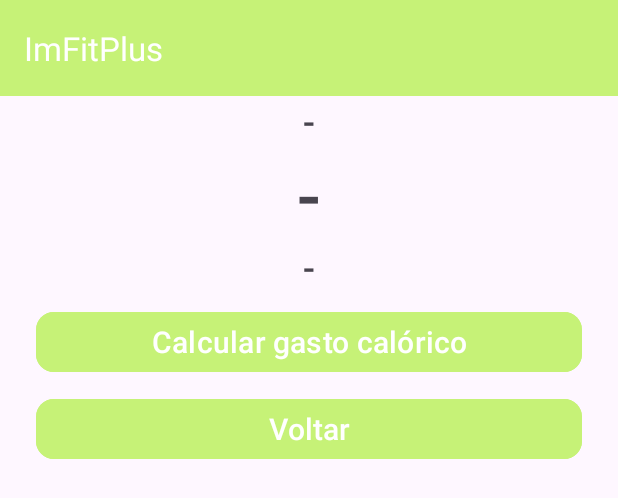
After one commit to Vinicius64/ImFitPlus, an Android app: the layout activity_imc.xml on its own in the app's theme, with its tools: preview values and no code run, on a phone screen of 412 x 824 dp. The commit adds this screen. Shown: the top 498 px of the screen. Run offline under Robolectric (Android 15) with nearby library versions, the phone set to English and light mode, and no system bars.

Commit message:
feat: add ImcActivity layout and user data model

```diff
--- a/app/build.gradle.kts
+++ b/app/build.gradle.kts
@@ -1,6 +1,7 @@
 plugins {
     alias(libs.plugins.android.application)
     alias(libs.plugins.kotlin.android)
+    id("kotlin-parcelize")
 }
 
 android {
--- a/app/src/main/AndroidManifest.xml
+++ b/app/src/main/AndroidManifest.xml
@@ -11,6 +11,9 @@
         android:roundIcon="@mipmap/ic_launcher_round"
         android:supportsRtl="true"
         android:theme="@style/Theme.ImFitPlus">
+        <activity
+            android:name=".ui.ImcActivity"
+            android:exported="false" />
         <activity
             android:name=".ui.FormActivity"
             android:exported="false" />
--- /dev/null
+++ b/app/src/main/java/br/edu/ifsp/scl/ads/prdm/sc3033406/imfitplus/model/User.kt
@@ -0,0 +1,15 @@
+package br.edu.ifsp.scl.ads.prdm.sc3033406.imfitplus.model
+
+import android.os.Parcelable
+import kotlinx.parcelize.Parcelize
+
+@Parcelize
+data class User(
+    var nome: String = "",
+    var sobrenome: String = "",
+    var altura: Int = 170,
+    var peso: Int = 70,
+    var dataNasc: String = "",
+    var sexo: String = "",
+    var nivelAtividade: String = ""
+) : Parcelable
--- a/app/src/main/res/layout/activity_forms.xml
+++ b/app/src/main/res/layout/activity_forms.xml
@@ -5,7 +5,6 @@
     android:id="@+id/main"
     android:layout_width="match_parent"
     android:layout_height="match_parent"
-    android:fitsSystemWindows="true"
     tools:context=".ui.FormActivity">
 
     <androidx.constraintlayout.widget.ConstraintLayout
--- /dev/null
+++ b/app/src/main/res/layout/activity_imc.xml
@@ -0,0 +1,89 @@
+<?xml version="1.0" encoding="utf-8"?>
+<androidx.constraintlayout.widget.ConstraintLayout xmlns:android="http://schemas.android.com/apk/res/android"
+    xmlns:app="http://schemas.android.com/apk/res-auto"
+    xmlns:tools="http://schemas.android.com/tools"
+    android:id="@+id/main"
+    android:layout_width="match_parent"
+    android:layout_height="match_parent"
+    tools:context=".ui.ImcActivity">
+
+    <include
+        android:id="@+id/toolbar_in"
+        layout="@layout/toolbar"
+        android:layout_width="match_parent"
+        android:layout_height="wrap_content"
+        app:layout_constraintStart_toStartOf="parent"
+        app:layout_constraintEnd_toEndOf="parent"
+        app:layout_constraintTop_toTopOf="parent" />
+
+    <TextView
+        android:id="@+id/nome_tv"
+        android:layout_width="match_parent"
+        android:layout_height="wrap_content"
+        android:fontFamily="sans-serif-medium"
+        android:text="@string/none"
+        android:textSize="24sp"
+        android:gravity="center"
+        app:layout_constraintStart_toStartOf="parent"
+        app:layout_constraintEnd_toEndOf="parent"
+        app:layout_constraintTop_toBottomOf="@id/toolbar_in" />
+
+
+    <TextView
+        android:id="@+id/imc_resultado_tv"
+        android:layout_width="match_parent"
+        android:layout_height="wrap_content"
+        android:fontFamily="sans-serif-medium"
+        android:textSize="48sp"
+        android:text="@string/none"
+        android:gravity="center"
+        app:layout_constraintStart_toStartOf="parent"
+        app:layout_constraintEnd_toEndOf="parent"
+        app:layout_constraintTop_toBottomOf="@id/nome_tv" />
+
+    <TextView
+        android:id="@+id/imc_classificacao_tv"
+        android:layout_width="match_parent"
+        android:layout_height="wrap_content"
+        android:fontFamily="sans-serif-medium"
+        android:textSize="24sp"
+        android:text="@string/none"
+        android:gravity="center"
+        app:layout_constraintStart_toStartOf="parent"
+        app:layout_constraintEnd_toEndOf="parent"
+        app:layout_constraintTop_toBottomOf="@id/imc_resultado_tv" />
+
+
+    <Button
+        android:id="@+id/calcular_gasto_bt"
+        android:layout_width="0dp"
+        android:layout_height="wrap_content"
+        android:text="@string/calcular_gasto_cal_rico"
+        android:textSize="20sp"
+        app:cornerRadius="12dp"
+        android:layout_marginTop="10dp"
+        android:backgroundTint="@color/green"
+        app:layout_constraintStart_toStartOf="parent"
+        app:layout_constraintEnd_toEndOf="parent"
+        app:layout_constraintTop_toBottomOf="@id/imc_classificacao_tv"
+        android:layout_marginHorizontal="24dp"
+        android:layout_marginBottom="24dp" />
+
+    <Button
+        android:id="@+id/voltar_bt"
+        android:layout_width="0dp"
+        android:layout_height="wrap_content"
+        android:text="@string/voltar"
+        android:textSize="20sp"
+        app:cornerRadius="12dp"
+        android:layout_marginTop="10dp"
+        android:backgroundTint="@color/green"
+        app:layout_constraintStart_toStartOf="parent"
+        app:layout_constraintEnd_toEndOf="parent"
+        app:layout_constraintTop_toBottomOf="@id/calcular_gasto_bt"
+
+        android:layout_marginHorizontal="24dp"
+        android:layout_marginBottom="24dp" />
+
+
+</androidx.constraintlayout.widget.ConstraintLayout>
--- a/app/src/main/res/values/strings.xml
+++ b/app/src/main/res/values/strings.xml
@@ -13,6 +13,9 @@
     <string name="peso">Peso (Kg):</string>
     <string name="altura">Altura (cm):</string>
     <string name="calcular_imc">calcular IMC</string>
+    <string name="none">-</string>
+    <string name="calcular_gasto_cal_rico">Calcular gasto calórico</string>
+    <string name="voltar">Voltar</string>
     <string-array name="nivel_atividade">
         <item>Sedentário</item>
         <item>Leve</item>
--- a/gradle/libs.versions.toml
+++ b/gradle/libs.versions.toml
@@ -9,6 +9,7 @@
 material = "1.13.0"
 activity = "1.11.0"
 constraintlayout = "2.2.1"
+parcelize = "2.2.20"
 
 [libraries]
 androidx-core-ktx = { group = "androidx.core", name = "core-ktx", version.ref = "coreKtx" }
@@ -23,3 +24,4 @@
 [plugins]
 android-application = { id = "com.android.application", version.ref = "agp" }
 kotlin-android = { id = "org.jetbrains.kotlin.android", version.ref = "kotlin" }
+kotlin-parcelize = { id = "org.jetbrains.kotlin.plugin.parcelize", version.ref = "parcelize" }
```
Also changed, not shown: 1 other file.
